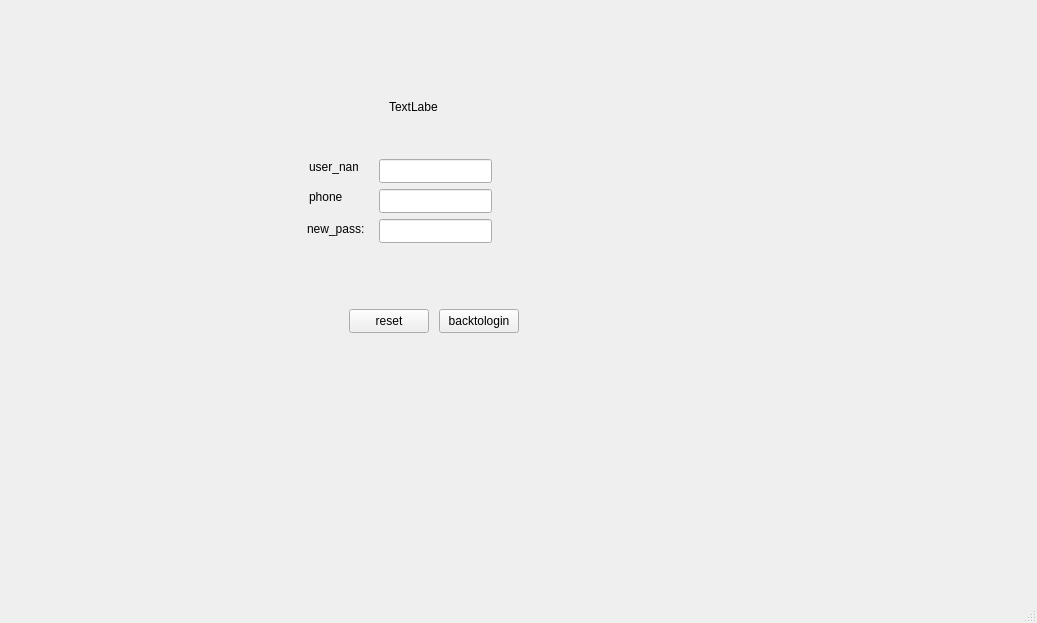
The window that PlotaClient/PlotaClient/mainwindow.ui (amirsoleimani7/plota) describes before a commit, drawn with Qt 5.
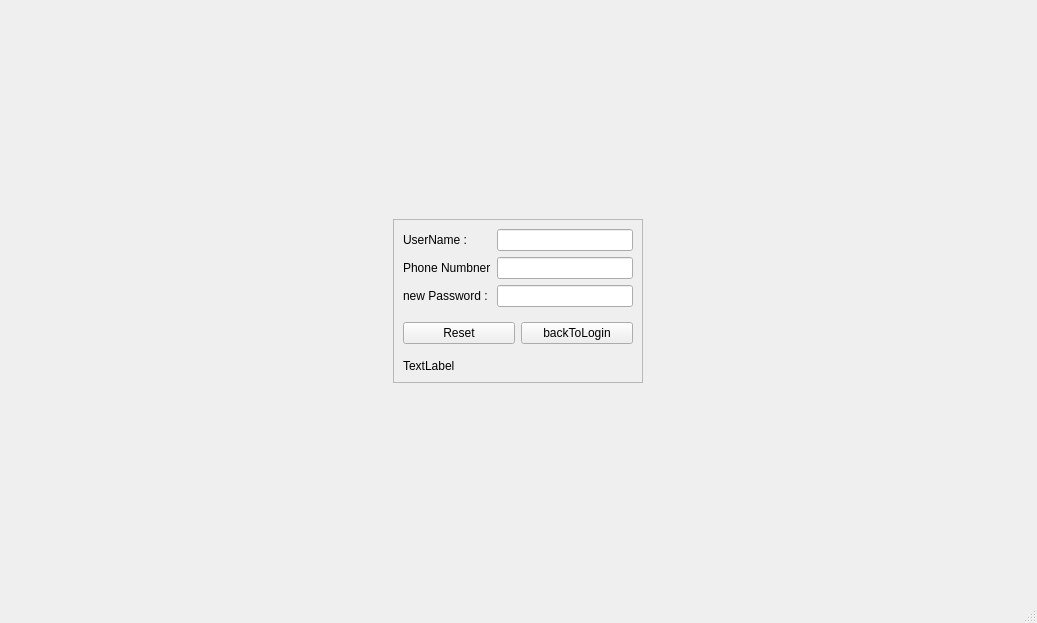
The same window after the commit. The open tabs and pages were chosen to show the change.

Commit message: add : main menu basic styling added

Diff of the .ui file:
```diff
--- a/PlotaClient/PlotaClient/mainwindow.ui
+++ b/PlotaClient/PlotaClient/mainwindow.ui
@@ -284,114 +284,125 @@
        </layout>
       </widget>
       <widget class="QWidget" name="pageForgot">
-       <widget class="QLineEdit" name="leForgotUsername">
-        <property name="geometry">
-         <rect>
-          <x>370</x>
-          <y>150</y>
-          <width>113</width>
-          <height>24</height>
-         </rect>
-        </property>
-       </widget>
-       <widget class="QLineEdit" name="leForgotPhone">
-        <property name="geometry">
-         <rect>
-          <x>370</x>
-          <y>180</y>
-          <width>113</width>
-          <height>24</height>
-         </rect>
-        </property>
-       </widget>
-       <widget class="QLineEdit" name="leForgotNewPassword">
-        <property name="geometry">
-         <rect>
-          <x>370</x>
-          <y>210</y>
-          <width>113</width>
-          <height>24</height>
-         </rect>
-        </property>
-       </widget>
+       <layout class="QVBoxLayout" name="verticalLayout_6">
+        <item>
+         <spacer name="verticalSpacer_5">
+          <property name="orientation">
+           <enum>Qt::Orientation::Vertical</enum>
+          </property>
+          <property name="sizeHint" stdset="0">
+           <size>
+            <width>20</width>
+            <height>174</height>
+           </size>
+          </property>
+         </spacer>
+        </item>
+        <item alignment="Qt::AlignmentFlag::AlignHCenter">
+         <widget class="QFrame" name="frame_2">
+          <property name="minimumSize">
+           <size>
+            <width>250</width>
+            <height>0</height>
+           </size>
+          </property>
+          <property name="maximumSize">
+           <size>
+            <width>450</width>
+            <height>16777215</height>
+           </size>
+          </property>
+          <property name="frameShape">
+           <enum>QFrame::Shape::StyledPanel</enum>
+          </property>
+          <property name="frameShadow">
+           <enum>QFrame::Shadow::Raised</enum>
+          </property>
+          <layout class="QVBoxLayout" name="verticalLayout_5">
+           <item>
+            <layout class="QFormLayout" name="formLayout_2">
+             <item row="0" column="0">
+              <widget class="QLabel" name="leForgotUsername_label">
+               <property name="text">
+                <string>UserName :</string>
+               </property>
+              </widget>
+             </item>
+             <item row="0" column="1">
+              <widget class="QLineEdit" name="leForgotUsername"/>
+             </item>
+             <item row="1" column="0">
+              <widget class="QLabel" name="leForgotPhone_label">
+               <property name="text">
+                <string>Phone Numbner</string>
+               </property>
+              </widget>
+             </item>
+             <item row="1" column="1">
+              <widget class="QLineEdit" name="leForgotPhone"/>
+             </item>
+             <item row="2" column="0">
+              <widget class="QLabel" name="leForgotNewPassword_label">
+               <property name="text">
+                <string>new Password : </string>
+               </property>
+              </widget>
+             </item>
+             <item row="2" column="1">
+              <widget class="QLineEdit" name="leForgotNewPassword"/>
+             </item>
+             <item row="3" column="0" colspan="2">
+              <widget class="QWidget" name="widget_2" native="true">
+               <layout class="QHBoxLayout" name="horizontalLayout_4">
+                <property name="leftMargin">
+                 <number>0</number>
+                </property>
+                <property name="rightMargin">
+                 <number>0</number>
+                </property>
+                <item>
        <widget class="QPushButton" name="btnResetPassword">
-        <property name="geometry">
-         <rect>
-          <x>340</x>
-          <y>300</y>
-          <width>80</width>
-          <height>24</height>
-         </rect>
-        </property>
         <property name="text">
-         <string>reset</string>
-        </property>
-       </widget>
+                   <string>Reset</string>
+                  </property>
+                 </widget>
+                </item>
+                <item>
        <widget class="QPushButton" name="btnBackToLoginFromForgot">
-        <property name="geometry">
-         <rect>
-          <x>430</x>
-          <y>300</y>
-          <width>80</width>
-          <height>24</height>
-         </rect>
-        </property>
         <property name="text">
-         <string>backtologin</string>
-        </property>
-       </widget>
+                   <string>backToLogin</string>
+                  </property>
+                 </widget>
+                </item>
+               </layout>
+              </widget>
+             </item>
+             <item row="4" column="0">
        <widget class="QLabel" name="lblForgotStatus">
-        <property name="geometry">
-         <rect>
-          <x>380</x>
-          <y>90</y>
-          <width>49</width>
-          <height>16</height>
-         </rect>
-        </property>
         <property name="text">
          <string>TextLabel</string>
         </property>
        </widget>
-       <widget class="QLabel" name="leForgotNewPassword_label">
-        <property name="geometry">
-         <rect>
-          <x>298</x>
-          <y>210</y>
-          <width>61</width>
-          <height>20</height>
-         </rect>
-        </property>
-        <property name="text">
-         <string>new_pass: </string>
-        </property>
-       </widget>
-       <widget class="QLabel" name="leForgotUsername_label">
-        <property name="geometry">
-         <rect>
-          <x>300</x>
-          <y>150</y>
-          <width>49</width>
-          <height>16</height>
-         </rect>
-        </property>
-        <property name="text">
-         <string>user_name</string>
-        </property>
-       </widget>
-       <widget class="QLabel" name="leForgotPhone_label">
-        <property name="geometry">
-         <rect>
-          <x>300</x>
-          <y>180</y>
-          <width>49</width>
-          <height>16</height>
-         </rect>
-        </property>
-        <property name="text">
-         <string>phone</string>
-        </property>
-       </widget>
+             </item>
+            </layout>
+           </item>
+          </layout>
+         </widget>
+        </item>
+        <item>
+         <spacer name="verticalSpacer_6">
+          <property name="orientation">
+           <enum>Qt::Orientation::Vertical</enum>
+          </property>
+          <property name="sizeHint" stdset="0">
+           <size>
+            <width>20</width>
+            <height>174</height>
+           </size>
+          </property>
+         </spacer>
+        </item>
+       </layout>
       </widget>
       <widget class="QWidget" name="pageEditProfile">
        <widget class="QLineEdit" name="leEditName">
```
Left out of the diff: 293 changed lines with no effect on the pictures. Lines whose indentation alone changed are shown as unchanged.
